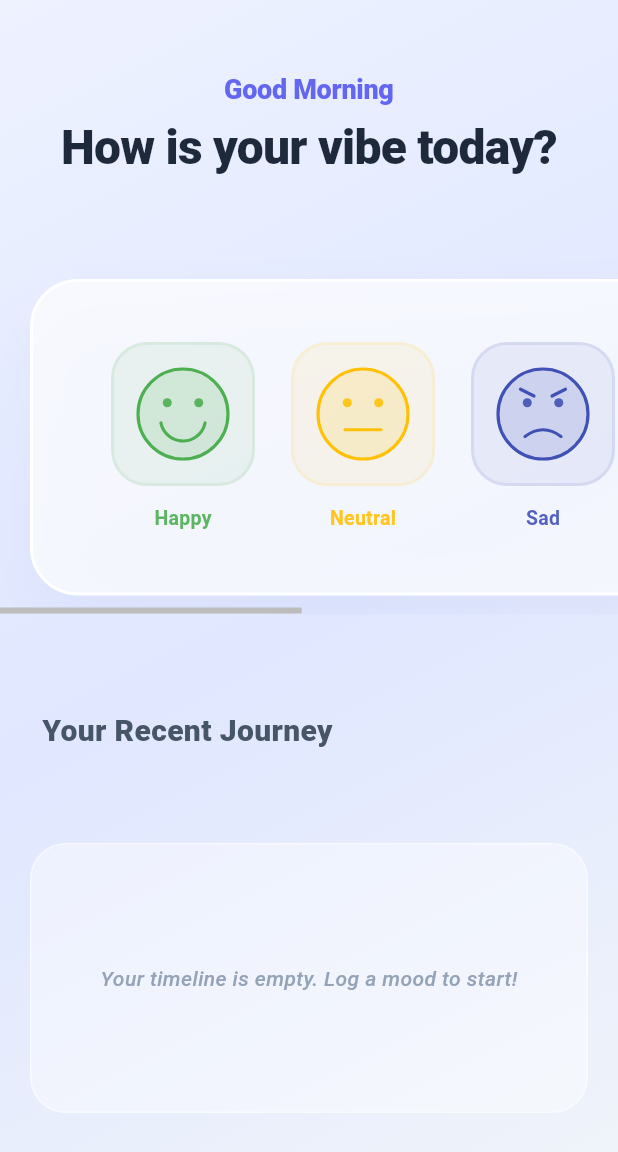
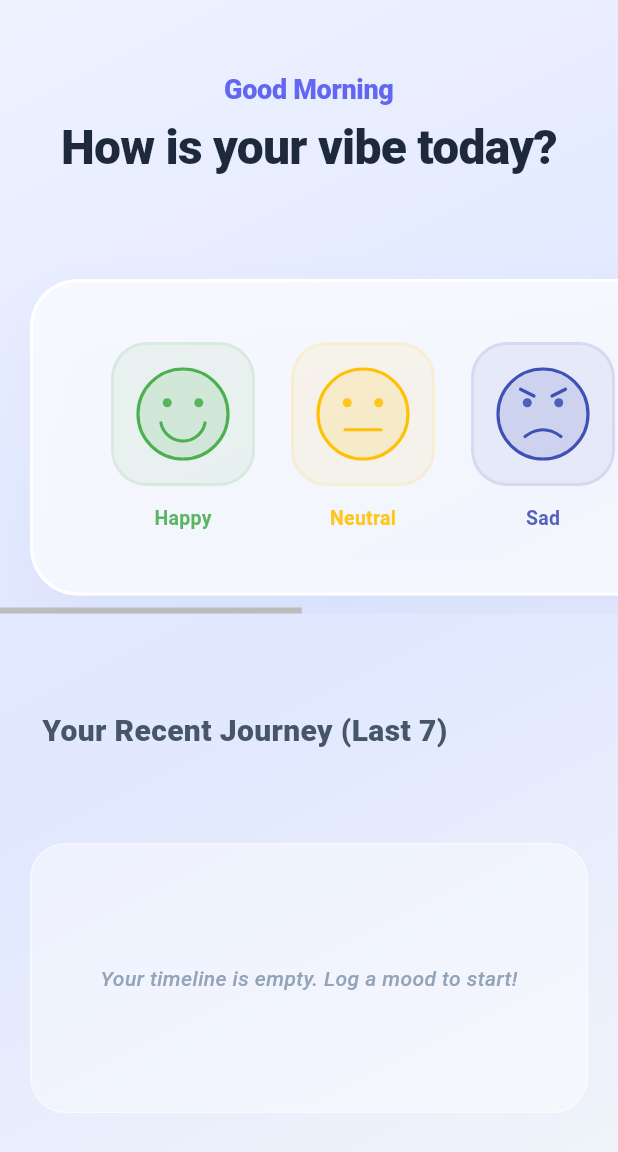
Before and after one commit to filelucker/flutter_mood_tracker_web_app, a Flutter app: the screen it shows after launch, on a phone screen of 412 x 824 dp. Shown: the top 1152 px of the screen. Run offline on Flutter 3.47's test engine with Material 3 defaults, Android fonts, the light colour scheme and no system bars.

Commit message:
docs: update history section title to reflect entry limit

```diff
--- a/lib/main.dart
+++ b/lib/main.dart
@@ -162,7 +162,7 @@ class _MoodTrackerHomeState extends State<MoodTrackerHome> {
                           child: const Padding(
                             padding: EdgeInsets.only(left: 8, bottom: 20),
                             child: Text(
-                              'Your Recent Journey',
+                              'Your Recent Journey (Last 7)',
                               style: TextStyle(
                                 fontSize: 20,
                                 fontWeight: FontWeight.w800,
```
